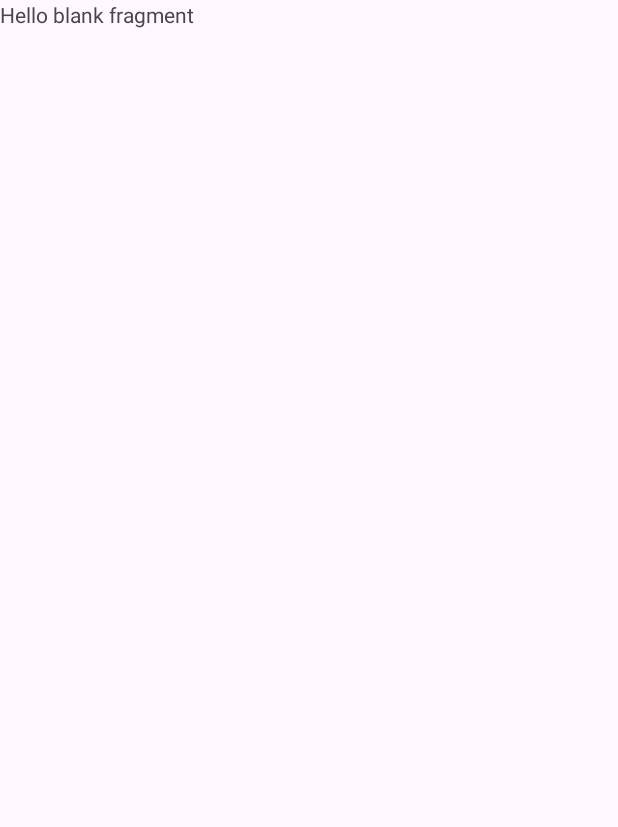
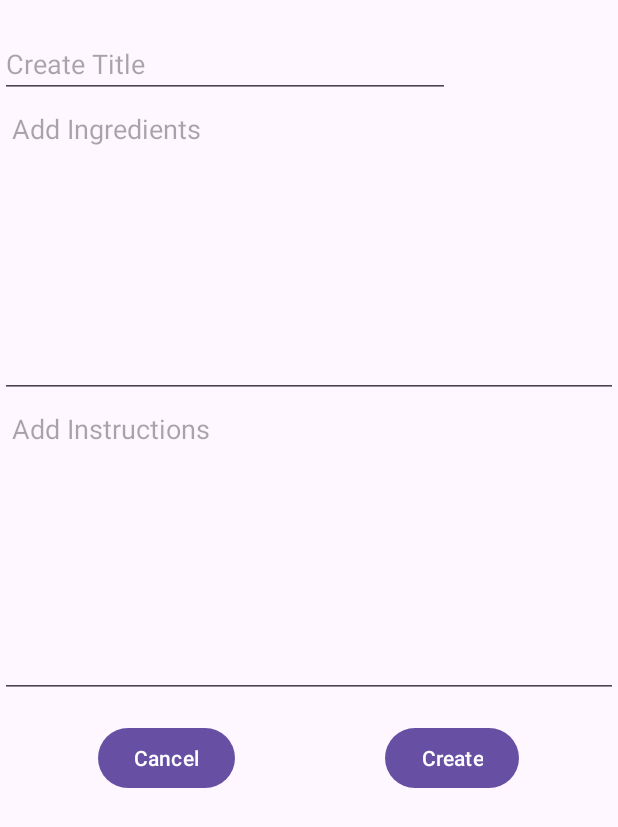
Before and after one commit to realashtari/RecipePal-Android, an Android app: the CreateRecipeFragment screen opened through its navigation route, on a phone screen of 412 x 824 dp. Before the commit the part shown is almost empty. Shown: the top 827 px of the screen. Run offline under Robolectric (Android 15) with nearby library versions, the phone set to English and light mode, and no system bars.

Commit message:
UI impl for Welcome and CreateRecipe Frags
- Added UI xml for WelcomeFragment and
CreateRecipeFragment.

```diff
--- a/app/src/main/res/layout/fragment_create_recipe.xml
+++ b/app/src/main/res/layout/fragment_create_recipe.xml
@@ -1,14 +1,58 @@
 <?xml version="1.0" encoding="utf-8"?>
-<FrameLayout xmlns:android="http://schemas.android.com/apk/res/android"
+<ScrollView xmlns:android="http://schemas.android.com/apk/res/android"
     xmlns:tools="http://schemas.android.com/tools"
     android:layout_width="match_parent"
     android:layout_height="match_parent"
     tools:context=".CreateRecipeFragment">
 
-    <!-- TODO: Update blank fragment layout -->
-    <TextView
+    <LinearLayout
         android:layout_width="match_parent"
-        android:layout_height="match_parent"
-        android:text="@string/hello_blank_fragment" />
+        android:layout_height="wrap_content"
+        android:orientation="vertical"
+        android:layout_marginTop="20dp"
+        android:layout_marginBottom="10dp">
 
-</FrameLayout>
+        <EditText
+            android:layout_width="300dp"
+            android:layout_height="wrap_content"
+            android:hint="@string/createTitle" />
+
+        <EditText
+            android:layout_width="match_parent"
+            android:layout_height="200dp"
+            android:gravity="top"
+            android:padding="8dp"
+            android:scrollbars="vertical"
+            android:hint="@string/addIngredients"
+            android:inputType="textMultiLine"/>
+
+        <EditText
+            android:layout_width="match_parent"
+            android:layout_height="200dp"
+            android:gravity="top"
+            android:padding="8dp"
+            android:scrollbars="vertical"
+            android:hint="@string/addInstructions"/>
+
+        <LinearLayout
+            android:layout_width="match_parent"
+            android:layout_height="wrap_content"
+            android:orientation="horizontal"
+            android:gravity="center"
+            android:layout_marginTop="16dp">
+            <Button
+                android:id="@+id/cancelButton"
+                android:layout_width="wrap_content"
+                android:layout_height="wrap_content"
+
+                android:text="@string/cancelButton"
+                android:layout_marginEnd="100dp"/>
+            <Button
+                android:id="@+id/createButton"
+                android:layout_width="wrap_content"
+                android:layout_height="wrap_content"
+
+                android:text="@string/createButton" />
+        </LinearLayout>
+    </LinearLayout>
+</ScrollView>
--- a/app/src/main/res/values/strings.xml
+++ b/app/src/main/res/values/strings.xml
@@ -2,4 +2,12 @@
     <string name="app_name">RecipePal</string>
     <!-- TODO: Remove or change this placeholder text -->
     <string name="hello_blank_fragment">Hello blank fragment</string>
+    <string name="welcome_header">Welcome to RecipePal!</string>
+    <string name="welcome_p">Click the button to get started</string>
+    <string name="welcome_button">Start</string>
+    <string name="createButton">Create</string>
+    <string name="cancelButton">Cancel</string>
+    <string name="createTitle">Create Title</string>
+    <string name="addIngredients">Add Ingredients</string>
+    <string name="addInstructions">Add Instructions</string>
 </resources>
```
Also changed, not shown: app/src/main/res/layout/fragment_welcome.xml (+23 -7 lines).
